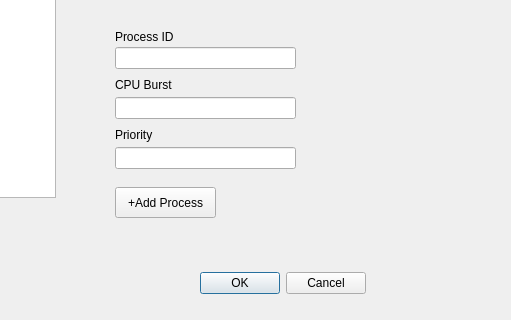
Above: qt_gui/secondwindow.ui from Sarah-Tarek/CPU-Scheduling-Algorithms before the change; both pictures show x 385 to 896 and y 223 to 543 of the 896 by 543 pixel window. Below: the same form after it.
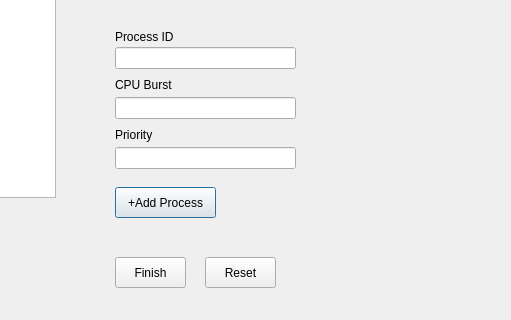
That is the form after the change.

```diff
--- a/qt_gui/secondwindow.ui
+++ b/qt_gui/secondwindow.ui
@@ -13,22 +13,6 @@
   <property name="windowTitle">
    <string>Dialog</string>
   </property>
-  <widget class="QDialogButtonBox" name="buttonBox">
-   <property name="geometry">
-    <rect>
-     <x>580</x>
-     <y>490</y>
-     <width>171</width>
-     <height>32</height>
-    </rect>
-   </property>
-   <property name="orientation">
-    <enum>Qt::Orientation::Horizontal</enum>
-   </property>
-   <property name="standardButtons">
-    <set>QDialogButtonBox::StandardButton::Cancel|QDialogButtonBox::StandardButton::Ok</set>
-   </property>
-  </widget>
   <widget class="QPushButton" name="addProcessButton">
    <property name="geometry">
     <rect>
@@ -183,6 +167,32 @@
     </item>
    </layout>
   </widget>
+  <widget class="QPushButton" name="finishButton">
+   <property name="geometry">
+    <rect>
+     <x>500</x>
+     <y>480</y>
+     <width>71</width>
+     <height>31</height>
+    </rect>
+   </property>
+   <property name="text">
+    <string>Finish</string>
+   </property>
+  </widget>
+  <widget class="QPushButton" name="resetButton">
+   <property name="geometry">
+    <rect>
+     <x>590</x>
+     <y>480</y>
+     <width>71</width>
+     <height>31</height>
+    </rect>
+   </property>
+   <property name="text">
+    <string>Reset</string>
+   </property>
+  </widget>
  </widget>
  <resources/>
  <connections>
```
Left out of the diff: 35 changed lines with no effect on the pictures.
